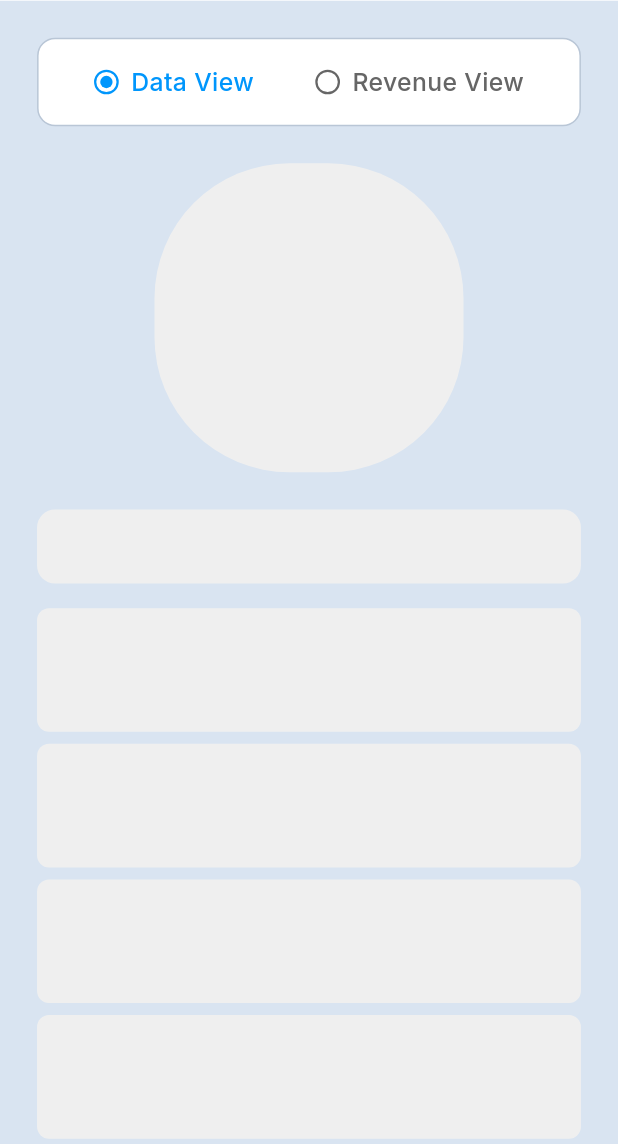
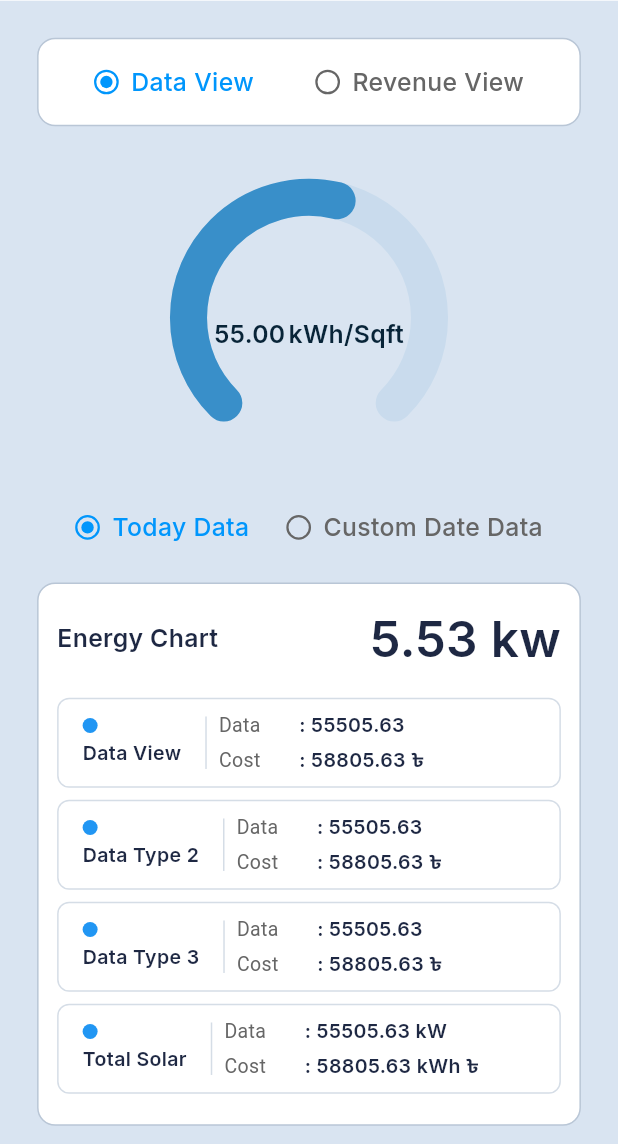
Before and after one commit to The-Black-Shadow/scube_task_app, a Flutter app: the DashboardScreen screen opened by its route, after a tap on "Data View", on a phone screen of 412 x 824 dp, the part 92-1236 px from its top. Run offline on Flutter 3.47's test engine with Material 3 defaults, Android fonts, the phone set to English and light mode, and no system bars; our stand-ins replace get, google_fonts.

Commit message:
added shimmer effect in dashboard screen

```diff
--- a/lib/screens/dashboard_screen/dashboard_screen.dart
+++ b/lib/screens/dashboard_screen/dashboard_screen.dart
@@ -13,6 +13,7 @@ import 'package:scube_task_app/widgets/dashboard_grid_item.dart';
 import 'package:scube_task_app/widgets/dashboard_header.dart';
 import 'package:scube_task_app/widgets/dashboard_list_card.dart';
 import 'package:scube_task_app/widgets/power_circular_chart.dart';
+import 'package:scube_task_app/widgets/skeleton_widget.dart';
 
 class DashboardScreen extends GetView<DashboardController> {
   const DashboardScreen({super.key});
@@ -25,7 +26,6 @@ class DashboardScreen extends GetView<DashboardController> {
       backgroundColor: AppColors.instance.backgroundColor,
       body: Column(
         children: [
-
           DashboardHeader(title: AppStrings.instance.scmTitle),
           SizedBox(height: AppSize.height(value: 15)),
 
@@ -57,7 +57,6 @@ class DashboardScreen extends GetView<DashboardController> {
                               padding: EdgeInsets.all(AppSize.width(value: 12)),
                               child: Column(
                                 children: [
-
                                   _buildTabBar(),
                                   SizedBox(height: AppSize.height(value: 10)),
 
@@ -77,7 +76,13 @@ class DashboardScreen extends GetView<DashboardController> {
 
                                   Obx(() {
                                     if (controller.isLoading.value) {
-                                      return const CircularProgressIndicator();
+                                      return SkeletonWidget(
+                                        width: AppSize.width(value: 150),
+                                        height: AppSize.width(value: 150),
+                                        borderRadius: BorderRadius.circular(
+                                          AppSize.width(value: 75),
+                                        ),
+                                      );
                                     }
                                     final data = controller.dashboardData.value;
                                     return PowerCircularChart(
@@ -100,7 +105,6 @@ class DashboardScreen extends GetView<DashboardController> {
                               ),
                             ),
 
-
                             Padding(
                               padding: EdgeInsets.symmetric(
                                 horizontal: AppSize.width(value: 12),
@@ -111,18 +115,36 @@ class DashboardScreen extends GetView<DashboardController> {
                               ),
                             ),
 
-
                             Obx(() {
                               if (controller.isLoading.value) {
-                                return const SizedBox.shrink();
+                                return Padding(
+                                  padding: EdgeInsets.all(
+                                    AppSize.width(value: 12),
+                                  ),
+                                  child: Column(
+                                    children: List.generate(
+                                      3,
+                                      (index) => Padding(
+                                        padding: EdgeInsets.only(
+                                          bottom: AppSize.height(value: 10),
+                                        ),
+                                        child: SkeletonWidget(
+                                          width: double.infinity,
+                                          height: AppSize.height(value: 70),
+                                          borderRadius: BorderRadius.circular(
+                                            8,
+                                          ),
+                                        ),
+                                      ),
+                                    ),
+                                  ),
+                                );
                               }
                               final list =
                                   controller.dashboardData.value?.dataList ??
                                   [];
                               return SizedBox(
-                                height: AppSize.height(
-                                  value: 300,
-                                ),
+                                height: AppSize.height(value: 300),
                                 child: ListView.separated(
                                   padding: EdgeInsets.all(
                                     AppSize.width(value: 12),
--- a/lib/screens/listitem_details_screen/listitem_details_controller.dart
+++ b/lib/screens/listitem_details_screen/listitem_details_controller.dart
@@ -32,7 +32,6 @@ class ListItemDetailsController extends GetxController {
   Future<void> fetchData() async {
     isLoading.value = true;
     try {
-      await Future.delayed(const Duration(seconds: 1));
       final result = await _repository.fetchDashboardData();
 
       if (result.dataList != null) {
--- a/lib/screens/listitem_details_screen/listitem_details_screen.dart
+++ b/lib/screens/listitem_details_screen/listitem_details_screen.dart
@@ -30,12 +30,10 @@ class ListItemDetailsScreen extends GetView<ListItemDetailsController> {
             child: RefreshIndicator(
               onRefresh: controller.fetchData,
               child: SingleChildScrollView(
-                physics:
-                    const AlwaysScrollableScrollPhysics(),
+                physics: const AlwaysScrollableScrollPhysics(),
                 padding: EdgeInsets.all(AppSize.width(value: 20)),
                 child: Column(
                   children: [
-
                     Container(
                       width: double.infinity,
                       padding: EdgeInsets.symmetric(
@@ -69,13 +67,14 @@ class ListItemDetailsScreen extends GetView<ListItemDetailsController> {
                     ),
                     SizedBox(height: AppSize.height(value: 24)),
 
-
                     Obx(() {
                       if (controller.isLoading.value) {
                         return SkeletonWidget(
-                          width: AppSize.width(value: 180),
-                          height: AppSize.width(value: 180),
-                          borderRadius: BorderRadius.circular(90),
+                          width: AppSize.width(value: 150),
+                          height: AppSize.width(value: 150),
+                          borderRadius: BorderRadius.circular(
+                            AppSize.width(value: 75),
+                          ),
                         );
                       }
 
@@ -84,8 +83,7 @@ class ListItemDetailsScreen extends GetView<ListItemDetailsController> {
                         value: isDataView ? 55.00 : 8897455,
                         unit: isDataView ? AppStrings.instance.kwhSqft : 'tk',
                         label: '',
-                        max:
-                            100,
+                        max: 100,
                         startAngle: isDataView ? 135 : 0,
                         sweepAngle: isDataView ? 270 : 360,
                         trackColor: AppColors.instance.chartBlue.withOpacity(
@@ -116,7 +114,6 @@ class ListItemDetailsScreen extends GetView<ListItemDetailsController> {
   Widget _buildDataView(BuildContext context) {
     return Column(
       children: [
-
         Row(
           mainAxisAlignment: MainAxisAlignment.center,
           children: [
@@ -179,7 +176,6 @@ class ListItemDetailsScreen extends GetView<ListItemDetailsController> {
           }
           return const SizedBox.shrink();
         }),
-
 
         Container(
           width: double.infinity,
@@ -435,7 +431,6 @@ class ListItemDetailsScreen extends GetView<ListItemDetailsController> {
   Widget _buildListSkeleton() {
     return Column(
       children: [
-
         SkeletonWidget(
           width: double.infinity,
           height: AppSize.height(value: 50),
@@ -443,14 +438,16 @@ class ListItemDetailsScreen extends GetView<ListItemDetailsController> {
         ),
         SizedBox(height: AppSize.height(value: 12)),
 
-
         ...List.generate(
           4,
           (index) => Padding(
-            padding: const EdgeInsets.only(bottom: 8.0),
+            padding: EdgeInsets.symmetric(
+              vertical: 8.0,
+              horizontal: AppSize.width(value: 12),
+            ),
             child: SkeletonWidget(
               width: double.infinity,
-              height: AppSize.height(value: 80),
+              height: AppSize.height(value: 70), // Reduced size
               borderRadius: BorderRadius.circular(8),
             ),
           ),
```
